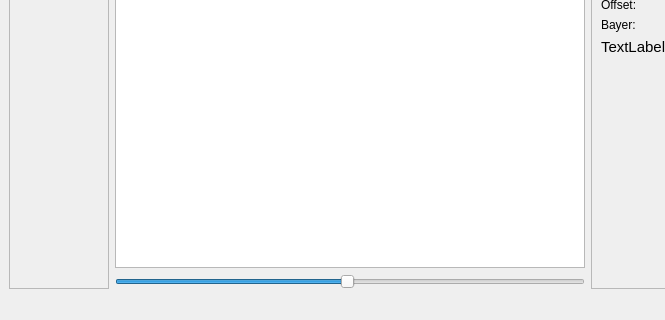
The window that mainwindow.ui (AstrocatApp/AstrocatApp) describes before a commit, drawn with Qt 5; both pictures show x 0 to 665 and y 280 to 600 of the 800 by 600 pixel window.
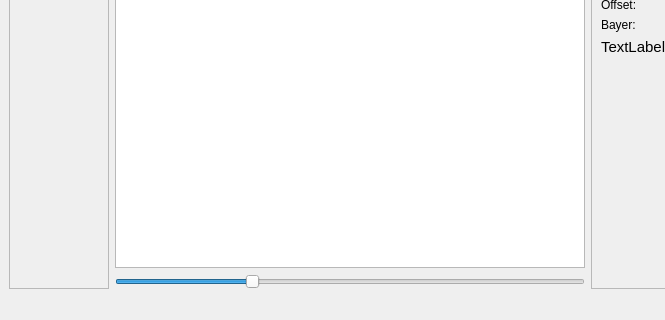
The same window after the commit.

Diff of the .ui file:
```diff
--- a/mainwindow.ui
+++ b/mainwindow.ui
@@ -78,7 +78,7 @@
       <item>
        <widget class="QSlider" name="imageSizeSlider">
         <property name="minimum">
-         <number>1</number>
+         <number>30</number>
         </property>
         <property name="maximum">
          <number>100</number>
```
